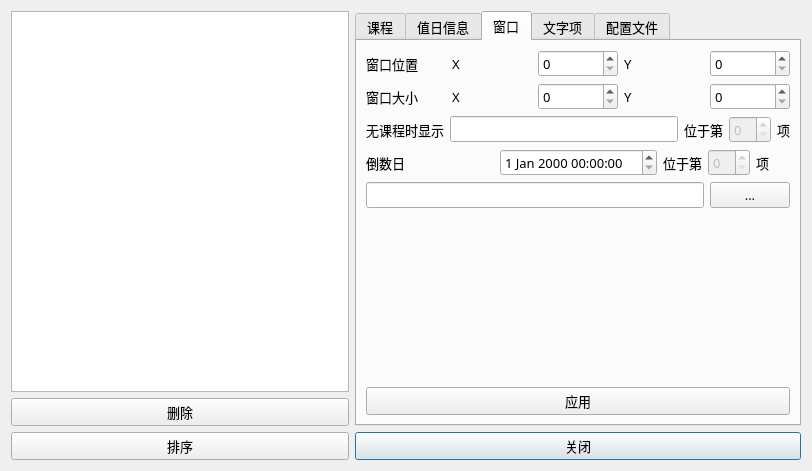
First picture: the form in TimeTable-Qt/settings.ui, repository SHM-white/TimeTable-Qt, before the edit.
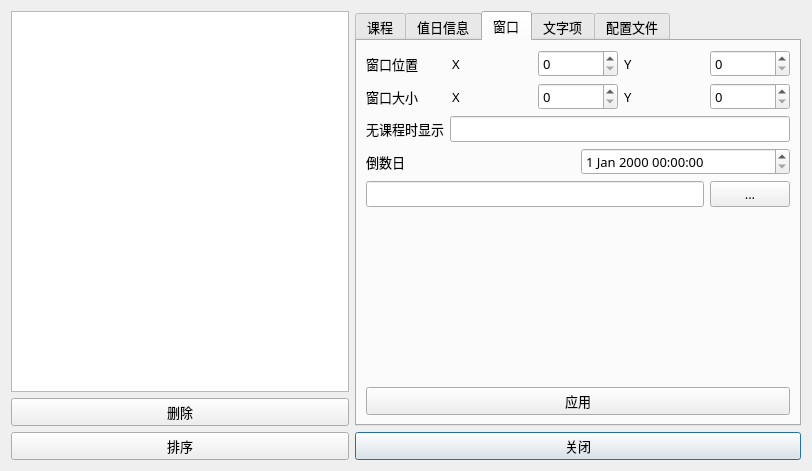
Second picture: the form after the edit. The open tabs and pages were chosen to show the change. Icons and pictures are not drawn.

Commit message: 删除废弃设置项

Diff of the .ui file:
```diff
--- a/TimeTable-Qt/settings.ui
+++ b/TimeTable-Qt/settings.ui
@@ -485,31 +485,6 @@
                <item>
                 <widget class="QLineEdit" name="lineEdit_lessonNull"/>
                </item>
-               <item>
-                <layout class="QHBoxLayout" name="horizontalLayout_13">
-                 <item>
-                  <widget class="QLabel" name="label_11">
-                   <property name="text">
-                    <string>位于第</string>
-                   </property>
-                  </widget>
-                 </item>
-                 <item>
-                  <widget class="QSpinBox" name="spinBox_lessonInLine">
-                   <property name="enabled">
-                    <bool>false</bool>
-                   </property>
-                  </widget>
-                 </item>
-                 <item>
-                  <widget class="QLabel" name="label_12">
-                   <property name="text">
-                    <string>项</string>
-                   </property>
-                  </widget>
-                 </item>
-                </layout>
-               </item>
               </layout>
              </item>
              <item>
@@ -524,31 +499,6 @@
                <item>
                 <widget class="QDateTimeEdit" name="dateTimeEdit"/>
                </item>
-               <item>
-                <layout class="QHBoxLayout" name="horizontalLayout_12">
-                 <item>
-                  <widget class="QLabel" name="label_6">
-                   <property name="text">
-                    <string>位于第</string>
-                   </property>
-                  </widget>
-                 </item>
-                 <item>
-                  <widget class="QSpinBox" name="spinBox_DayCountInLine">
-                   <property name="enabled">
-                    <bool>false</bool>
-                   </property>
-                  </widget>
-                 </item>
-                 <item>
-                  <widget class="QLabel" name="label_10">
-                   <property name="text">
-                    <string>项</string>
-                   </property>
-                  </widget>
-                 </item>
-                </layout>
-               </item>
               </layout>
              </item>
             </layout>
```
The commit also changes 1 other file.
